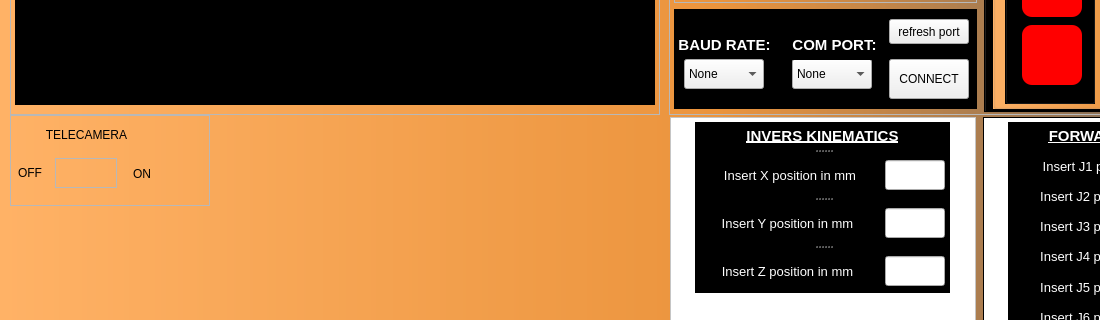
The window that documents/mainwindow.ui (AntonioConsiglio/5D-robot-consolle) describes before a commit, drawn with Qt 5; both pictures show x 0 to 1100 and y 395 to 715 of the 1297 by 810 pixel window.
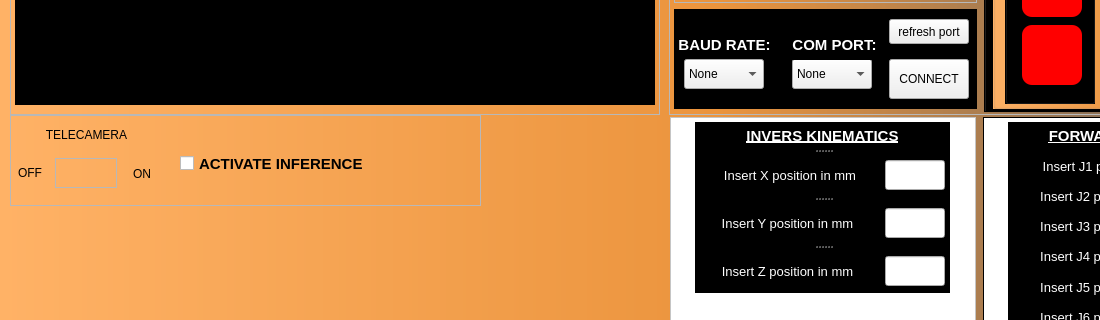
The same window after the commit. Icons and pictures are not drawn.

Diff of the .ui file:
```diff
--- a/documents/mainwindow.ui
+++ b/documents/mainwindow.ui
@@ -2246,7 +2246,7 @@
        <set>Qt::AlignCenter</set>
       </property>
      </widget>
-     <widget class="QWidget" name="">
+     <widget class="QWidget" name="layoutWidget">
       <layout class="QHBoxLayout" name="horizontalLayout_2">
        <property name="spacing">
         <number>0</number>
@@ -2882,7 +2882,7 @@
      <rect>
       <x>10</x>
       <y>510</y>
-      <width>200</width>
+      <width>471</width>
       <height>91</height>
      </rect>
     </property>
@@ -2978,6 +2978,32 @@
       </item>
      </layout>
     </widget>
+    <widget class="QCheckBox" name="nn_box">
+     <property name="geometry">
+      <rect>
+       <x>170</x>
+       <y>40</y>
+       <width>191</width>
+       <height>17</height>
+      </rect>
+     </property>
+     <property name="font">
+      <font>
+       <pointsize>11</pointsize>
+       <weight>75</weight>
+       <bold>true</bold>
+      </font>
+     </property>
+     <property name="text">
+      <string>ACTIVATE INFERENCE</string>
+     </property>
+     <property name="iconSize">
+      <size>
+       <width>30</width>
+       <height>30</height>
+      </size>
+     </property>
+    </widget>
    </widget>
   </widget>
   <widget class="QMenuBar" name="menubar">
```
Left out of the diff: 2 changed lines with no effect on the pictures.
